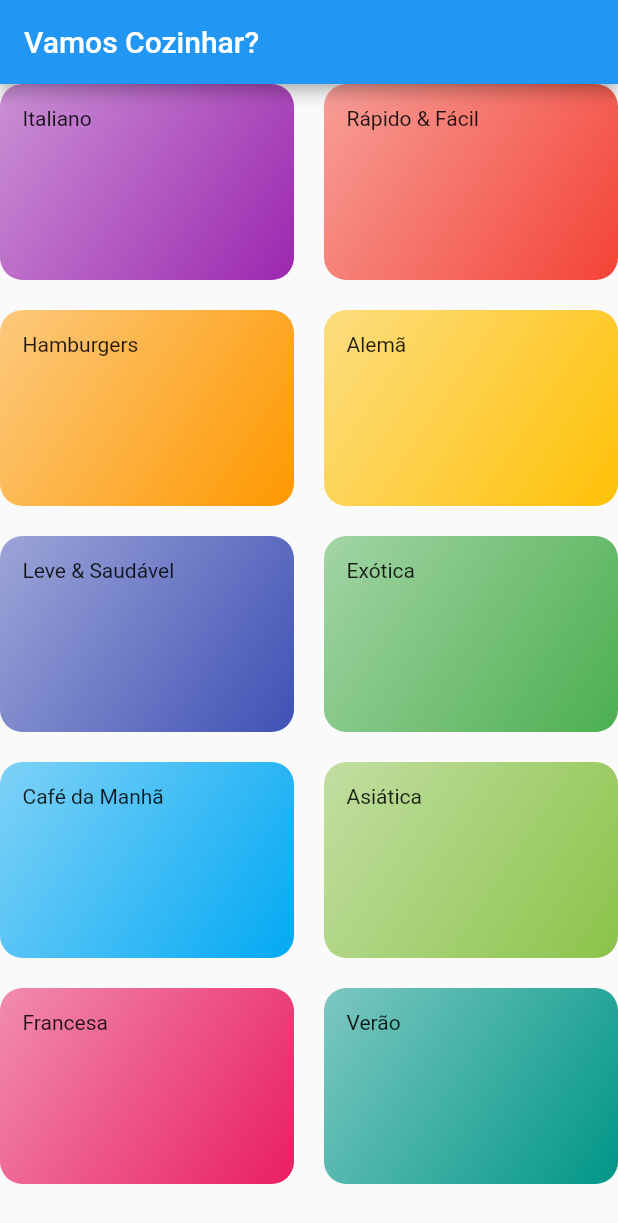
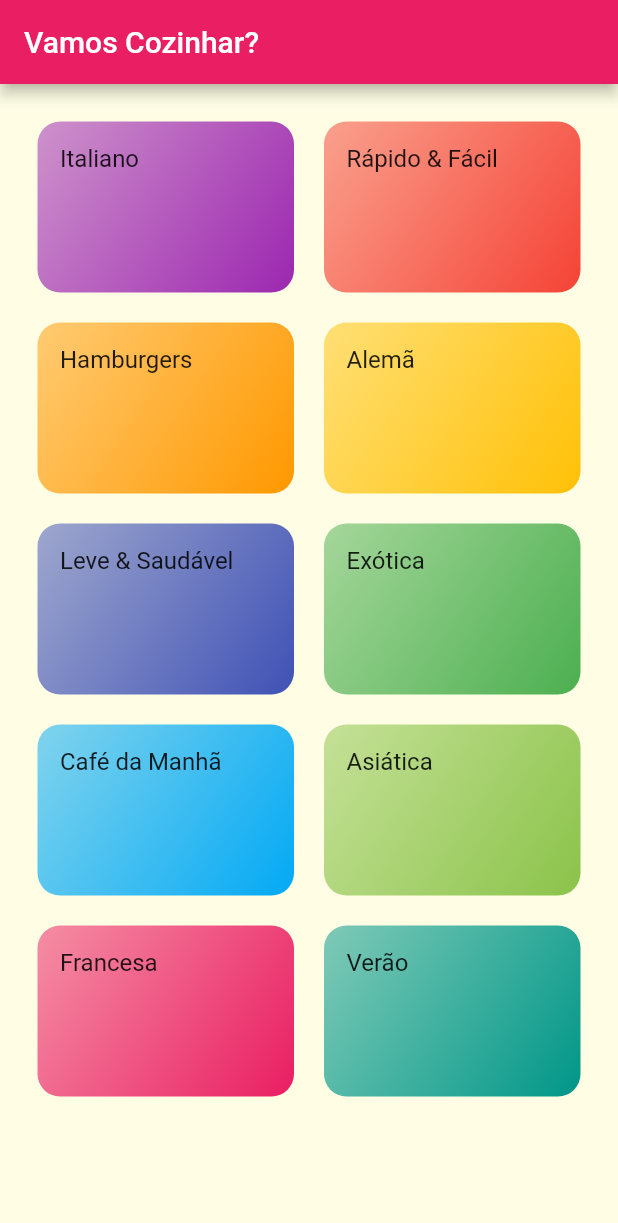
Before and after one commit to FranciscoCFranco/AplicativoDeReceitas, a Flutter app: the screen it shows after launch, on a phone screen of 412 x 824 dp. Shown: the top 1223 px of the screen. Run offline on Flutter 3.47's test engine with Material 2 defaults, Android fonts, the phone set to English and light mode, and no system bars; Roboto replaces fonts that are missing (RobotoCondensed).

Commit message:
Adding fonts to project

```diff
--- a/meals/lib/components/category_item.dart
+++ b/meals/lib/components/category_item.dart
@@ -9,8 +9,7 @@ class CategoryItem extends StatelessWidget {
   @override
   Widget build(BuildContext context) {
     return Container(
-      padding: EdgeInsets.all(15),
-      child: Text(category.title),
+      padding: const EdgeInsets.all(15),
       decoration: BoxDecoration(
         borderRadius: BorderRadius.circular(15),
         gradient: LinearGradient(
@@ -22,6 +21,10 @@ class CategoryItem extends StatelessWidget {
           end: Alignment.bottomRight,
         ),
       ),
+      child: Text(
+        category.title,
+        style: Theme.of(context).textTheme.titleMedium,
+      ),
     );
   }
 }
--- a/meals/lib/main.dart
+++ b/meals/lib/main.dart
@@ -2,7 +2,7 @@ import 'package:flutter/material.dart';
 import 'screens/categories_screen.dart';
 
 void main() {
-  runApp(const MyApp());
+  runApp(MyApp());
 }
 
 class MyApp extends StatelessWidget {
@@ -13,7 +13,19 @@ class MyApp extends StatelessWidget {
     return MaterialApp(
       title: 'Vamos Cozinhar?',
       theme: ThemeData(
-        primarySwatch: Colors.blue,
+        primarySwatch: Colors.pink,
+        colorScheme: ColorScheme.fromSwatch(
+          primarySwatch: Colors.pink,
+          accentColor: Colors.amber,
+        ),
+        fontFamily: 'Raleway',
+        canvasColor: Color.fromRGBO(255, 254, 229, 1),
+        textTheme: ThemeData.light().textTheme.copyWith(
+              headline6: const TextStyle(
+                fontSize: 20,
+                fontFamily: 'RobotoCondensed',
+              ),
+            ),
       ),
       home: const CategoriesScreen(),
     );
--- a/meals/lib/screens/categories_screen.dart
+++ b/meals/lib/screens/categories_screen.dart
@@ -12,6 +12,7 @@ class CategoriesScreen extends StatelessWidget {
         title: Text('Vamos Cozinhar?'),
       ),
       body: GridView(
+        padding: const EdgeInsets.all(25),
         gridDelegate: const SliverGridDelegateWithMaxCrossAxisExtent(
           maxCrossAxisExtent: 200,
           childAspectRatio: 3 / 2,
```
Also changed, not shown: meals/pubspec.yaml (+19 -6 lines), meals/assets/fonts/Raleway-Black.ttf (added), meals/assets/fonts/Raleway-Bold.ttf (added), meals/assets/fonts/Raleway-Regular.ttf (added), meals/assets/fonts/RobotoCondensed-Bold.ttf (added), meals/assets/fonts/RobotoCondensed-Italic.ttf (added), meals/assets/fonts/RobotoCondensed-Light.ttf (added), meals/assets/fonts/RobotoCondensed-Regular.ttf (added).
